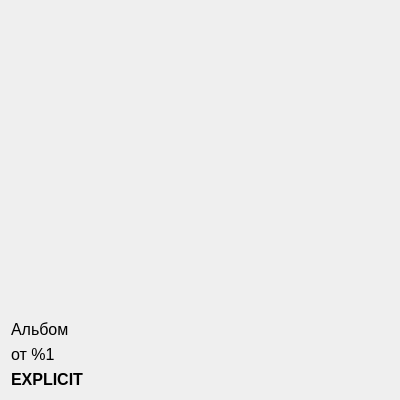
Qt form widgets/albumcard.ui (pamugk/deezer-qt-client) before a commit.
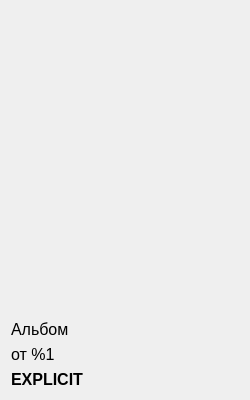
The same form after that commit.

Patch:
```diff
--- a/widgets/albumcard.ui
+++ b/widgets/albumcard.ui
@@ -6,7 +6,7 @@
    <rect>
     <x>0</x>
     <y>0</y>
-    <width>400</width>
+    <width>250</width>
     <height>400</height>
    </rect>
   </property>
@@ -16,6 +16,12 @@
     <verstretch>0</verstretch>
    </sizepolicy>
   </property>
+  <property name="maximumSize">
+   <size>
+    <width>250</width>
+    <height>16777215</height>
+   </size>
+  </property>
   <property name="font">
    <font>
     <pointsize>12</pointsize>
```
